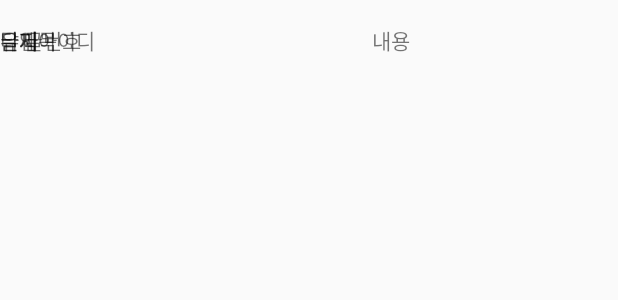
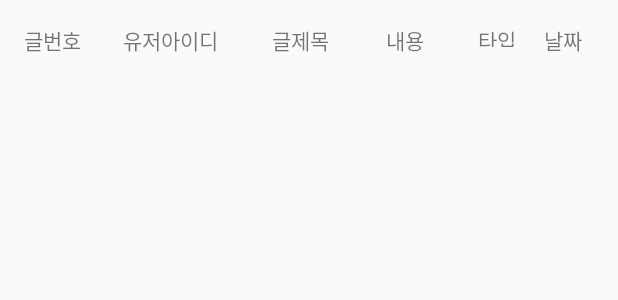
Before and after one commit to kimchansong/findmatch, an Android app: the layout activity_board_adapter.xml on its own in the app's theme, with its tools: preview values and no code run, on a phone screen of 412 x 824 dp. Shown: the top 300 px of the screen. Run offline under Robolectric (Android 15) with nearby library versions, the phone set to English and light mode, and no system bars.

Commit message:
[+] Add Board write func

```diff
--- a/front/app/build.gradle
+++ b/front/app/build.gradle
@@ -64,7 +64,7 @@ dependencies {
     implementation 'com.google.android.material:material:1.0.0'
     //
     implementation fileTree(dir: 'libs', include: ['*.jar'])
-    implementation"org.jetbrains.kotlin:kotlin-stdlib-jdk7:$kotlin_version"
+    implementation "org.jetbrains.kotlin:kotlin-stdlib-jdk7:$kotlin_version"
     implementation 'androidx.appcompat:appcompat:1.1.0'
     implementation 'androidx.core:core-ktx:1.1.0'
     implementation 'androidx.constraintlayout:constraintlayout:1.1.3'
--- a/front/app/src/main/AndroidManifest.xml
+++ b/front/app/src/main/AndroidManifest.xml
@@ -12,12 +12,13 @@
         android:roundIcon="@mipmap/ic_launcher_round"
         android:supportsRtl="true"
         android:theme="@style/AppTheme">
+        <activity android:name=".Activity.BoardWriteActiviry"></activity>
         <activity
             android:name=".Adapter.BoardAdapter"
             android:label="@string/title_activity_board_adapter"
-            android:theme="@style/AppTheme.NoActionBar"></activity>
+            android:theme="@style/AppTheme.NoActionBar" />
         <activity android:name=".Activity.BoardActivity" />
-        <activity android:name=".Activity.SigninActivity"></activity>
+        <activity android:name=".Activity.SigninActivity" />
         <activity android:name=".Activity.MakeTeamActivity" />
         <activity
             android:name=".Activity.ResultActivity"
--- a/front/app/src/main/java/com/example/findmatch/Service/BoardService.kt
+++ b/front/app/src/main/java/com/example/findmatch/Service/BoardService.kt
@@ -2,12 +2,18 @@ package com.example.findmatch.Service
 
 import com.example.findmatch.DTO.BoardDto
 import retrofit2.Call
+import retrofit2.http.Body
 import retrofit2.http.GET
+import retrofit2.http.POST
 
 interface BoardService{
     // 전체 글 가져오
     @GET("board/all")
     fun requestBoard():Call <Array <BoardDto>>
 
+    // 글 쓰기
+    @POST("board/write")
+    fun writeBoard(@Body item: BoardDto):Call<BoardDto>
+
 
 }
--- a/front/app/src/main/res/layout/activity_board_adapter.xml
+++ b/front/app/src/main/res/layout/activity_board_adapter.xml
@@ -20,19 +20,21 @@
         android:id="@+id/userId"
         android:layout_width="wrap_content"
         android:layout_height="wrap_content"
+        android:layout_marginStart="28dp"
         android:layout_marginTop="16dp"
         android:text="유저아이디"
-        app:layout_constraintTop_toTopOf="parent"
-        tools:layout_editor_absoluteX="74dp" />
+        app:layout_constraintStart_toEndOf="@+id/number"
+        app:layout_constraintTop_toTopOf="parent" />
 
     <TextView
         android:id="@+id/title"
         android:layout_width="wrap_content"
         android:layout_height="wrap_content"
+        android:layout_marginStart="36dp"
         android:layout_marginTop="16dp"
         android:text="글제목"
-        app:layout_constraintTop_toTopOf="parent"
-        tools:layout_editor_absoluteX="169dp" />
+        app:layout_constraintStart_toEndOf="@+id/userId"
+        app:layout_constraintTop_toTopOf="parent" />
 
     <TextView
         android:id="@+id/content"
@@ -41,25 +43,27 @@
         android:layout_marginTop="16dp"
         android:text="내용"
         app:layout_constraintEnd_toEndOf="parent"
-        app:layout_constraintHorizontal_bias="0.642"
-        app:layout_constraintStart_toStartOf="parent"
+        app:layout_constraintHorizontal_bias="0.228"
+        app:layout_constraintStart_toEndOf="@+id/title"
         app:layout_constraintTop_toTopOf="parent" />
 
     <TextView
         android:id="@+id/type"
-        android:layout_width="wrap_content"
-        android:layout_height="wrap_content"
+        android:layout_width="28dp"
+        android:layout_height="15dp"
+        android:layout_marginStart="36dp"
         android:layout_marginTop="16dp"
         android:text="타입"
-        app:layout_constraintTop_toTopOf="parent"
-        tools:layout_editor_absoluteX="321dp" />
+        app:layout_constraintStart_toEndOf="@+id/content"
+        app:layout_constraintTop_toTopOf="parent" />
 
     <TextView
         android:id="@+id/date"
         android:layout_width="wrap_content"
         android:layout_height="wrap_content"
+        android:layout_marginStart="16dp"
         android:layout_marginTop="16dp"
         android:text="날짜"
-        app:layout_constraintTop_toTopOf="parent"
-        tools:layout_editor_absoluteX="363dp" />
+        app:layout_constraintStart_toEndOf="@+id/type"
+        app:layout_constraintTop_toTopOf="parent" />
 </androidx.constraintlayout.widget.ConstraintLayout>
--- a/springserver/src/main/java/com/ssafy/springserver/Repository/BoardRepository.java
+++ b/springserver/src/main/java/com/ssafy/springserver/Repository/BoardRepository.java
@@ -1,6 +1,7 @@
 package com.ssafy.springserver.Repository;
 
 import com.ssafy.springserver.Entity.Board;
+import com.ssafy.springserver.Entity.BoardDto;
 import com.ssafy.springserver.Entity.Matching;
 import com.ssafy.springserver.Entity.Team;
 import org.springframework.data.jpa.repository.JpaRepository;
@@ -8,5 +9,4 @@ import org.springframework.data.jpa.repository.Query;
 import org.springframework.data.repository.query.Param;
 
 public interface BoardRepository extends JpaRepository<Board, Integer> {
-
 }
--- a/springserver/src/main/resources/application.properties
+++ b/springserver/src/main/resources/application.properties
@@ -3,4 +3,4 @@ spring.jpa.show-sql=true
 spring.datasource.driver-class-name=com.mysql.cj.jdbc.Driver
 spring.datasource.url=jdbc:mysql://localhost:3306/test?useSSL=false&serverTimezone=Asia/Seoul
 spring.datasource.username=root
-spring.datasource.password=ssafy1
+spring.datasource.password=a2650927
```
Also changed, not shown: front/app/src/main/java/com/example/findmatch/Activity/BoardActivity.kt (+19 -0 lines), front/app/src/main/java/com/example/findmatch/Activity/BoardWriteActiviry.kt (added, +108 -0 lines), front/app/src/main/res/layout/activity_board.xml (+16 -3 lines), front/app/src/main/res/layout/activity_board_write_activiry.xml (added, +66 -0 lines), front/app/src/main/res/values/BoardType.xml (added, +10 -0 lines), springserver/src/main/java/com/ssafy/springserver/Controller/BoardController.java (+8 -5 lines), springserver/src/main/java/com/ssafy/springserver/Entity/Board.java (+3 -4 lines), 2 other files.
